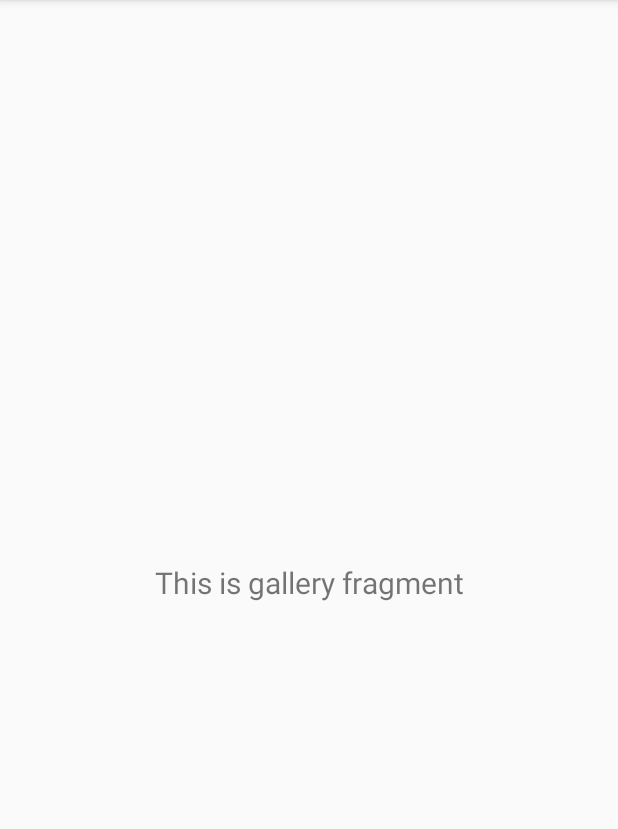
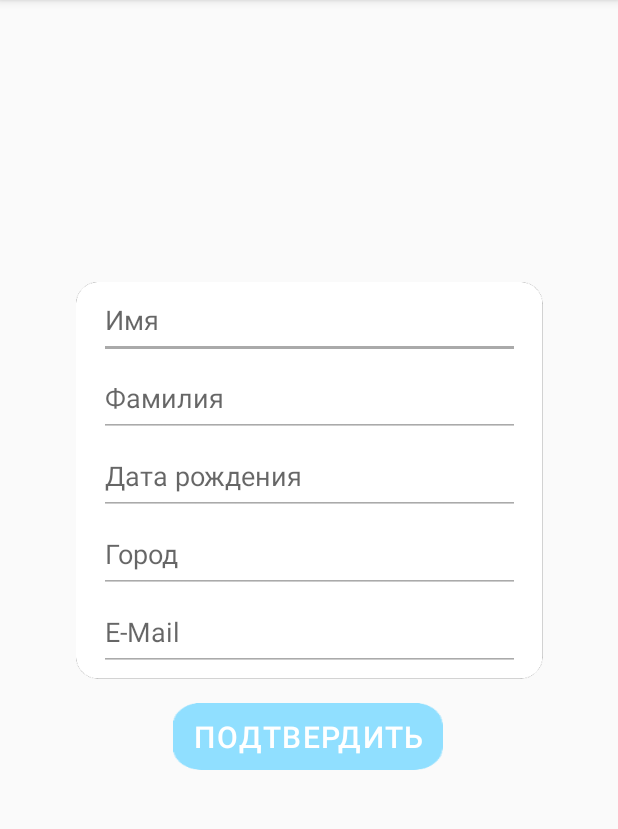
Before and after one commit to thetruemox/BookCrossing, an Android app: the fragment GalleryFragment shown on its own in the app's theme, on a phone screen of 412 x 824 dp, the part 84-913 px from its top. Run offline under Robolectric (Android 15) with nearby library versions, the phone set to English and light mode, and no system bars.

Commit message:
Профиль

```diff
--- a/app/src/main/java/com/example/bookcrossing/ui/gallery/GalleryFragment.java
+++ b/app/src/main/java/com/example/bookcrossing/ui/gallery/GalleryFragment.java
@@ -22,14 +22,7 @@ public class GalleryFragment extends Fragment {
                              ViewGroup container, Bundle savedInstanceState) {
         galleryViewModel =
                 ViewModelProviders.of(this).get(GalleryViewModel.class);
-        View root = inflater.inflate(R.layout.fragment_gallery, container, false);
-        final TextView textView = root.findViewById(R.id.text_gallery);
-        galleryViewModel.getText().observe(getViewLifecycleOwner(), new Observer<String>() {
-            @Override
-            public void onChanged(@Nullable String s) {
-                textView.setText(s);
-            }
-        });
+        View root = inflater.inflate(R.layout.fragment_profile, container, false);
         return root;
     }
 }
--- a/app/src/main/res/layout/fragment_gallery.xml
+++ /dev/null
@@ -1,22 +0,0 @@
-<?xml version="1.0" encoding="utf-8"?>
-<androidx.constraintlayout.widget.ConstraintLayout xmlns:android="http://schemas.android.com/apk/res/android"
-    xmlns:app="http://schemas.android.com/apk/res-auto"
-    xmlns:tools="http://schemas.android.com/tools"
-    android:layout_width="match_parent"
-    android:layout_height="match_parent"
-    tools:context=".ui.gallery.GalleryFragment">
-
-    <TextView
-        android:id="@+id/text_gallery"
-        android:layout_width="match_parent"
-        android:layout_height="wrap_content"
-        android:layout_marginStart="8dp"
-        android:layout_marginTop="8dp"
-        android:layout_marginEnd="8dp"
-        android:textAlignment="center"
-        android:textSize="20sp"
-        app:layout_constraintBottom_toBottomOf="parent"
-        app:layout_constraintEnd_toEndOf="parent"
-        app:layout_constraintStart_toStartOf="parent"
-        app:layout_constraintTop_toTopOf="parent" />
-</androidx.constraintlayout.widget.ConstraintLayout>
--- /dev/null
+++ b/app/src/main/res/layout/fragment_profile.xml
@@ -0,0 +1,97 @@
+<?xml version="1.0" encoding="utf-8"?>
+<androidx.constraintlayout.widget.ConstraintLayout xmlns:android="http://schemas.android.com/apk/res/android"
+    xmlns:app="http://schemas.android.com/apk/res-auto"
+    xmlns:tools="http://schemas.android.com/tools"
+    android:layout_width="match_parent"
+    android:layout_height="match_parent"
+    tools:context=".ui.gallery.GalleryFragment">
+
+    <LinearLayout
+        android:id="@+id/linearLayout6"
+        android:layout_width="311dp"
+        android:layout_height="264.5dp"
+        android:layout_marginTop="188dp"
+        android:background="@drawable/profile23"
+        android:orientation="vertical"
+        app:layout_constraintEnd_toEndOf="parent"
+        app:layout_constraintStart_toStartOf="parent"
+        app:layout_constraintTop_toTopOf="parent">
+
+        <EditText
+            android:id="@+id/editTextTextPersonName7"
+            android:layout_width="match_parent"
+            android:layout_height="wrap_content"
+            android:layout_marginLeft="15dp"
+            android:layout_marginRight="15dp"
+            android:layout_weight="1.0"
+            android:backgroundTint="@android:color/darker_gray"
+            android:ems="10"
+            android:hint="Имя"
+            android:inputType="textPersonName" />
+
+        <EditText
+            android:id="@+id/editTextTextPersonName6"
+            android:layout_width="match_parent"
+            android:layout_height="wrap_content"
+            android:layout_marginLeft="15dp"
+            android:layout_marginRight="15dp"
+            android:layout_weight="1.0"
+            android:backgroundTint="@android:color/darker_gray"
+            android:ems="10"
+            android:hint="Фамилия"
+            android:inputType="textPersonName" />
+
+        <EditText
+            android:id="@+id/editTextDate"
+            android:layout_width="match_parent"
+            android:layout_height="wrap_content"
+            android:layout_marginLeft="15dp"
+            android:layout_marginRight="15dp"
+            android:layout_weight="1.0"
+            android:backgroundTint="@android:color/darker_gray"
+            android:ems="10"
+            android:hint="Дата рождения"
+            android:inputType="date" />
+
+        <EditText
+            android:id="@+id/editTextTextPersonName5"
+            android:layout_width="match_parent"
+            android:layout_height="wrap_content"
+            android:layout_marginLeft="15dp"
+            android:layout_marginRight="15dp"
+            android:layout_weight="1.0"
+            android:backgroundTint="@android:color/darker_gray"
+            android:ems="10"
+            android:hint="Город"
+            android:inputType="textPersonName" />
+
+        <EditText
+            android:id="@+id/editTextTextEmailAddress3"
+            android:layout_width="match_parent"
+            android:layout_height="wrap_content"
+            android:layout_marginLeft="15dp"
+            android:layout_marginRight="15dp"
+            android:layout_marginBottom="5dp"
+            android:layout_weight="1.0"
+            android:backgroundTint="@android:color/darker_gray"
+            android:ems="10"
+            android:hint="E-Mail"
+            android:inputType="textEmailAddress" />
+    </LinearLayout>
+
+    <Button
+        android:id="@+id/button7"
+        android:layout_width="180dp"
+        android:layout_height="44.5dp"
+        android:layout_marginTop="16dp"
+        android:background="@drawable/blue_button"
+        android:letterSpacing="0.05"
+        android:text="Подтвердить"
+        android:textColor="#ffffff"
+        android:textSize="20sp"
+        app:layout_constraintEnd_toEndOf="parent"
+        app:layout_constraintHorizontal_bias="0.497"
+        app:layout_constraintStart_toStartOf="parent"
+        app:layout_constraintTop_toBottomOf="@+id/linearLayout6" />
+
+</androidx.constraintlayout.widget.ConstraintLayout>
--- a/app/src/main/res/navigation/mobile_navigation.xml
+++ b/app/src/main/res/navigation/mobile_navigation.xml
@@ -15,7 +15,7 @@
         android:id="@+id/nav_gallery"
         android:name="com.example.bookcrossing.ui.gallery.GalleryFragment"
         android:label="Профиль"
-        tools:layout="@layout/fragment_gallery" />
+        tools:layout="@layout/fragment_profile" />
 
     <fragment
         android:id="@+id/nav_my_books"
```
Also changed, not shown: app/src/main/res/drawable-xxxhdpi/profile23.png (added).
